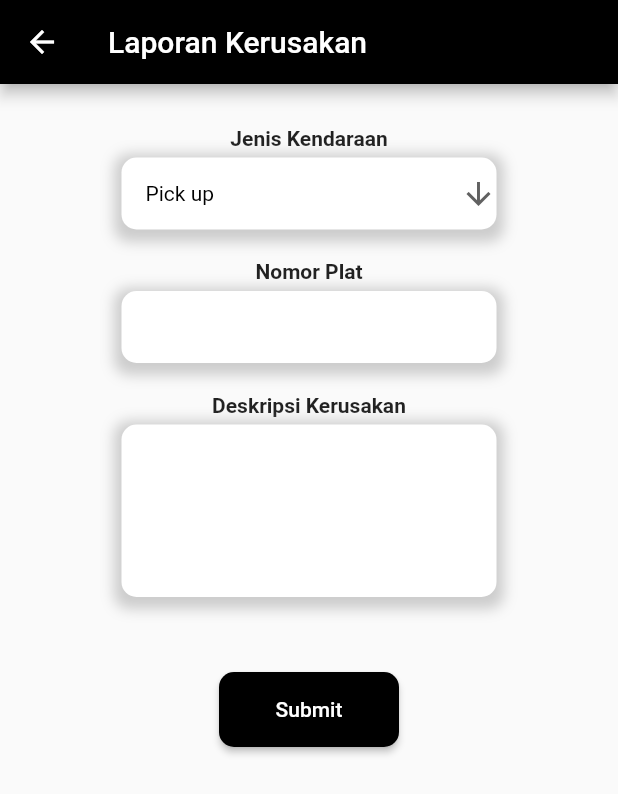
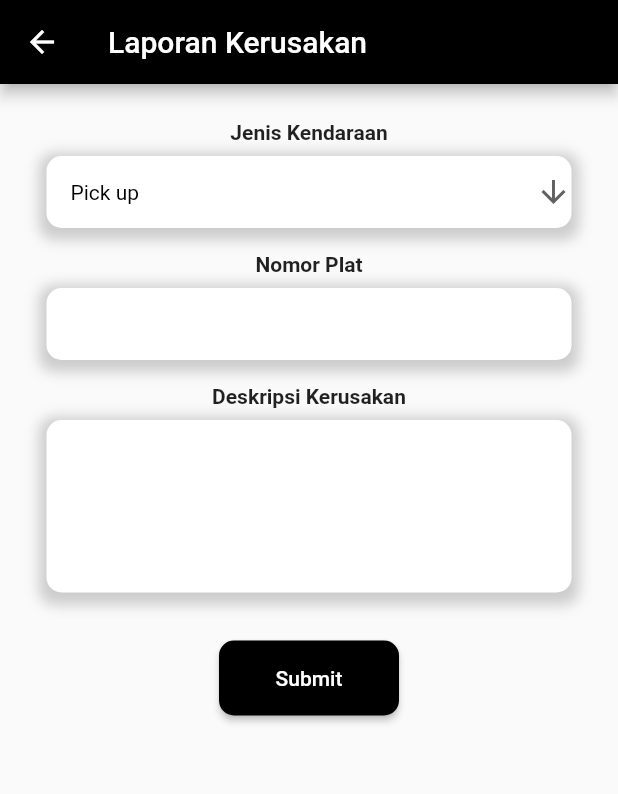
Before and after one commit to wlp26/Project_Ekspedisi, a Flutter app: the LaporanKerusakan screen opened directly, on a phone screen of 412 x 824 dp. Shown: the top 794 px of the screen. Run offline on Flutter 3.47's test engine with Material 2 defaults, Android fonts, the light colour scheme and no system bars.

Commit message:
update padding 2

```diff
--- a/lib/main.dart
+++ b/lib/main.dart
@@ -1,8 +1,4 @@
 import 'package:flutter/material.dart';
-import 'package:project_ekspedisi/screens/detailHistory.dart';
-import 'package:project_ekspedisi/screens/detailPengantaran.dart';
-import 'package:project_ekspedisi/screens/history.dart';
-import 'package:project_ekspedisi/screens/home.dart';
 
 import 'package:project_ekspedisi/screens/login.dart';
 
@@ -14,7 +10,7 @@ class EkspedisiApp extends StatelessWidget {
   @override
   Widget build(BuildContext context) {
     return MaterialApp(
-      home: HomeScreen(),
+      home: Login(),
     );
   }
 }
--- a/lib/screens/laporanKerusakan.dart
+++ b/lib/screens/laporanKerusakan.dart
@@ -30,17 +30,16 @@ class _LaporanKerusakan extends State<LaporanKerusakan> {
             backgroundColor: Colors.black),
         body: Center(
             child: Container(
-                padding: EdgeInsets.only(top: 8.0),
                 child: Column(children: [
           Container(
             child: Text(
               "Jenis Kendaraan",
               style: TextStyle(fontWeight: FontWeight.bold),
             ),
-                    padding: EdgeInsets.only(top: 20.0, bottom: 5.0),
+            padding: EdgeInsets.only(top: 24.0, bottom: 8.0),
           ),
           Container(
-                    width: 250, // Mengatur lebar container
+            width: 350, // Mengatur lebar container
             decoration: BoxDecoration(
               color: Colors.white,
               borderRadius: BorderRadius.only(
@@ -65,8 +64,8 @@ class _LaporanKerusakan extends State<LaporanKerusakan> {
                   focusedBorder: InputBorder.none,
                   errorBorder: InputBorder.none,
                   disabledBorder: InputBorder.none,
-                          contentPadding: EdgeInsets.symmetric(
-                              vertical: 10, horizontal: 16),
+                  contentPadding:
+                      EdgeInsets.symmetric(vertical: 10, horizontal: 16),
                 ),
                 value: dropDownValue,
                 icon: Icon(Icons.arrow_downward),
@@ -78,8 +77,7 @@ class _LaporanKerusakan extends State<LaporanKerusakan> {
                     dropDownValue = value!;
                   });
                 },
-                        items:
-                            list.map<DropdownMenuItem<String>>((String value) {
+                items: list.map<DropdownMenuItem<String>>((String value) {
                   return DropdownMenuItem<String>(
                     value: value,
                     child: Text(value),
@@ -93,10 +91,10 @@ class _LaporanKerusakan extends State<LaporanKerusakan> {
               "Nomor Plat",
               style: TextStyle(fontWeight: FontWeight.bold),
             ),
-                    padding: EdgeInsets.only(top: 20.0, bottom: 5.0),
+            padding: EdgeInsets.only(top: 16.0, bottom: 8.0),
           ),
           Container(
-                      width: 250, // Mengatur lebar container
+              width: 350, // Mengatur lebar container
               decoration: BoxDecoration(
                 color: Colors.white,
                 borderRadius: BorderRadius.only(
@@ -120,8 +118,8 @@ class _LaporanKerusakan extends State<LaporanKerusakan> {
                   focusedBorder: InputBorder.none,
                   errorBorder: InputBorder.none,
                   disabledBorder: InputBorder.none,
-                          contentPadding: EdgeInsets.symmetric(
-                              vertical: 10, horizontal: 16),
+                  contentPadding:
+                      EdgeInsets.symmetric(vertical: 10, horizontal: 16),
                 ),
               )),
           Container(
@@ -129,10 +127,10 @@ class _LaporanKerusakan extends State<LaporanKerusakan> {
               "Deskripsi Kerusakan",
               style: TextStyle(fontWeight: FontWeight.bold),
             ),
-                    padding: EdgeInsets.only(top: 20.0, bottom: 5.0),
+            padding: EdgeInsets.only(top: 16.0, bottom: 8.0),
           ),
           Container(
-                      width: 250, // Mengatur lebar container
+              width: 350, // Mengatur lebar container
 
               decoration: BoxDecoration(
                 color: Colors.white,
@@ -157,13 +155,13 @@ class _LaporanKerusakan extends State<LaporanKerusakan> {
                   focusedBorder: InputBorder.none,
                   errorBorder: InputBorder.none,
                   disabledBorder: InputBorder.none,
-                          contentPadding: EdgeInsets.symmetric(
-                              vertical: 10, horizontal: 16),
+                  contentPadding:
+                      EdgeInsets.symmetric(vertical: 10, horizontal: 16),
                 ),
                 maxLines: 5,
               )),
           SizedBox(
-                    height: 50.0,
+            height: 32.0,
           ),
           ElevatedButton(
             onPressed: () {
--- a/lib/screens/profile.dart
+++ b/lib/screens/profile.dart
@@ -33,7 +33,7 @@ class _ProfileScreenState extends State<ProfileScreen> {
                 size: 140,
               ),
             ),
-            SizedBox(height: 20),
+            SizedBox(height: 24),
             Card(
               child: InkWell(
                 onTap: () {
```
Lines whose indentation alone changed are shown as unchanged.
